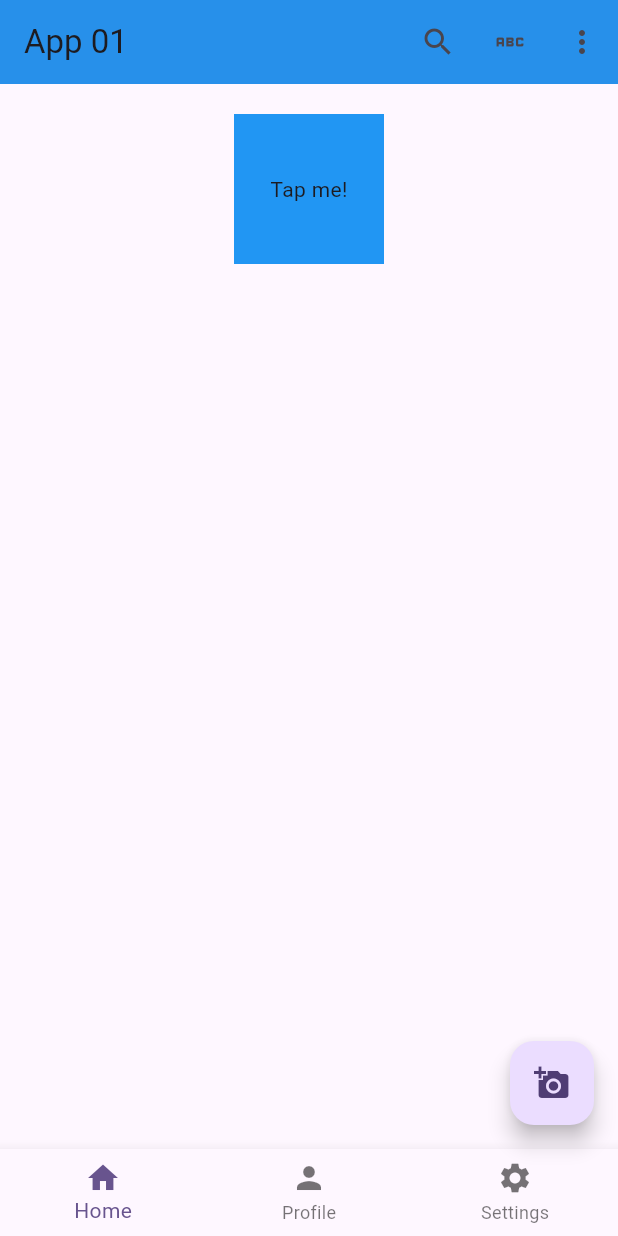
After one commit to TrungKien2714/dart_tutorial, a Flutter app: the screen it shows after launch, on a phone screen of 412 x 824 dp. The commit adds this screen. Run offline on Flutter 3.47's test engine with Material 3 defaults, Android fonts, the phone set to English and light mode, and no system bars.

Commit message:
GestureDetector

```diff
--- /dev/null
+++ b/app_01/lib/MyGestures.dart
@@ -0,0 +1,73 @@
+import "package:flutter/material.dart";
+
+class MyGestures extends StatelessWidget {
+  const MyGestures({super.key});
+  @override
+  Widget build(BuildContext context) {
+    return Scaffold(
+      appBar: AppBar(
+        title: Text("App 01"),
+        backgroundColor: Colors.blue,
+        //do bong cua appbar
+        elevation: 4,
+        actions: [
+          IconButton(
+            onPressed: () {
+              print("b1");
+            },
+            icon: Icon(Icons.search),
+          ),
+          IconButton(
+            onPressed: () {
+              print("b2");
+            },
+            icon: Icon(Icons.abc),
+          ),
+          IconButton(
+            onPressed: () {
+              print("b3");
+            },
+            icon: Icon(Icons.more_vert),
+          ),
+        ],
+      ),
+      body: Center(
+        child: Column(
+          children: [
+            SizedBox(height: 20),
+            //GestureDetector - bắt được các sự kiện
+            GestureDetector(
+              onTap: () => print("Container được nhấn"),
+              onDoubleTap: () => print("Container được nhấn đúp"),
+              onPanUpdate: (details) => print(
+                "Container được kéo, vị trí hiện tại: ${details.delta}",
+              ),
+              child: Container(
+                width: 100,
+                height: 100,
+                color: Colors.blue,
+                child: Center(child: Text("Tap me!")),
+              ),
+            ),
+          ],
+        ),
+      ),
+      floatingActionButton: FloatingActionButton(
+        onPressed: () {
+          print("pressed");
+        },
+        child: const Icon(Icons.add_a_photo),
+      ),
+      bottomNavigationBar: BottomNavigationBar(
+        items: [
+          BottomNavigationBarItem(icon: Icon(Icons.home), label: "Home"),
+          BottomNavigationBarItem(icon: Icon(Icons.person), label: "Profile"),
+          BottomNavigationBarItem(
+            icon: Icon(Icons.settings),
+            label: "Settings",
+          ),
+        ],
+      ),
+    );
+  }
+}
--- a/app_01/lib/main.dart
+++ b/app_01/lib/main.dart
@@ -6,6 +6,7 @@ import 'MyColumnAndRow.dart';
 import 'MyButton.dart';
 import 'MyButton_2.dart';
 import 'MyButton_3.dart';
+import 'MyGestures.dart';
 
 void main() {
   runApp(const MyApp());
@@ -37,7 +38,7 @@ class MyApp extends StatelessWidget {
         // tested with just a hot reload.
         colorScheme: .fromSeed(seedColor: Colors.deepPurple),
       ),
-      home: const MyButton_3(),
+      home: const MyGestures(),
     );
   }
 }
```
